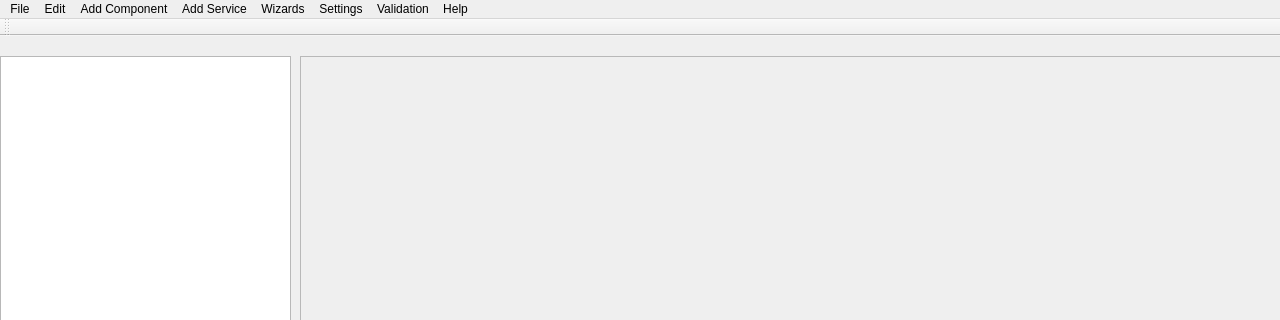
Before: the Qt Designer form configurator_app/MainWindow.ui in garonsky/HPCC-Configurator, drawn with Qt 5; both pictures show x 0 to 1280 and y 0 to 320 of the 1280 by 663 pixel window.
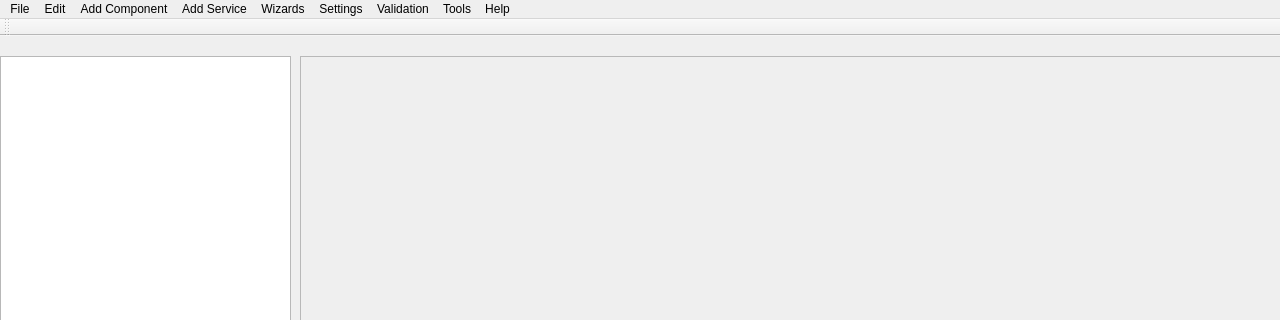
After: the same form once the commit is applied.

Commit message: Generating through UI

What changed in the file:
```diff
--- a/configurator_app/MainWindow.ui
+++ b/configurator_app/MainWindow.ui
@@ -138,6 +138,16 @@
      <string>Validation</string>
     </property>
    </widget>
+   <widget class="QMenu" name="menuTools">
+    <property name="title">
+     <string>Tools</string>
+    </property>
+    <addaction name="actionGenerate_QML"/>
+    <addaction name="actionGenerate_DockBook"/>
+    <addaction name="actionGenerate_Dojo"/>
+    <addaction name="separator"/>
+    <addaction name="actionGenerate_Internal_Data_Structure_Debug"/>
+   </widget>
    <addaction name="menuFile"/>
    <addaction name="menuEdit"/>
    <addaction name="menuAdd_Component"/>
@@ -145,6 +155,7 @@
    <addaction name="menuWizards"/>
    <addaction name="menuSettings"/>
    <addaction name="menuValidation"/>
+   <addaction name="menuTools"/>
    <addaction name="menuHelp"/>
   </widget>
   <widget class="QStatusBar" name="statusBar"/>
```
Left out of the diff: 23 changed lines with no effect on the pictures. The commit also changes 7 other files.
